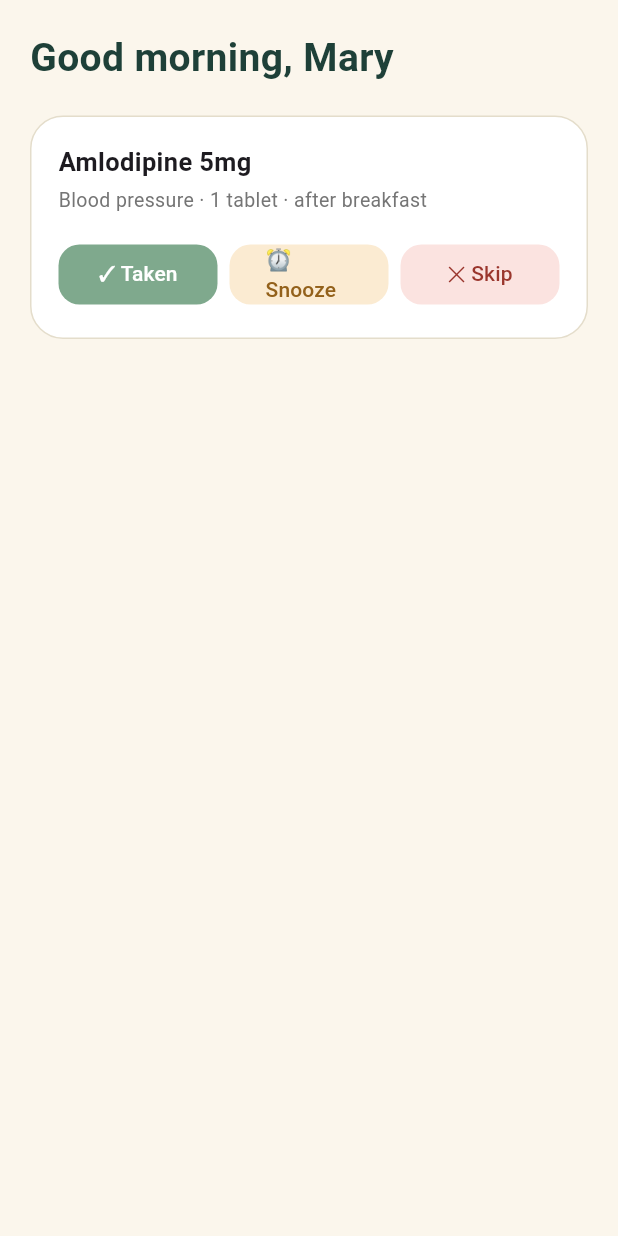
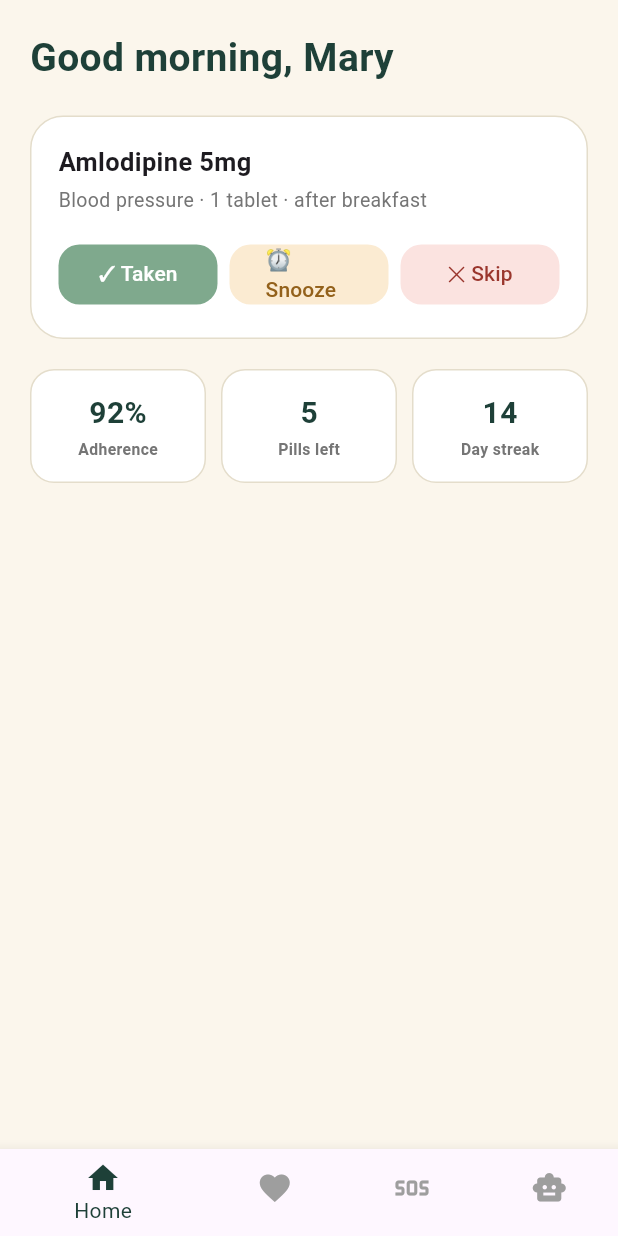
Before and after one commit to TharusiManchanayake/CareMate, a Flutter app: the screen it shows after launch, on a phone screen of 412 x 824 dp. Run offline on Flutter 3.47's test engine with Material 3 defaults, Android fonts, the phone set to English and light mode, and no system bars.

Commit message:
Add bottom nav with IndexedStack, placeholder tabs for Health/SOS/AI

```diff
--- a/lib/main.dart
+++ b/lib/main.dart
@@ -17,8 +17,6 @@ class CareMateApp extends StatelessWidget {
   }
 }
 
-// StatefulWidget = a widget that has data (state) that can change
-// over time and needs to redraw itself when that data changes.
 class HomeScreen extends StatefulWidget {
   const HomeScreen({super.key});
 
@@ -26,20 +24,52 @@ class HomeScreen extends StatefulWidget {
   State<HomeScreen> createState() => _HomeScreenState();
 }
 
-// The "State" class holds the actual data and the build() method.
-// Notice: it's a separate class from HomeScreen itself — this is
-// Flutter's pattern, always two classes for a StatefulWidget.
 class _HomeScreenState extends State<HomeScreen> {
-  // This variable is our "state" — when it changes, we want the
-  // screen to redraw to reflect the new value.
   bool _isTaken = false;
+  int _selectedNavIndex = 0;
 
   @override
   Widget build(BuildContext context) {
     return Scaffold(
       backgroundColor: const Color(0xFFFBF6EC),
+
+      // IndexedStack shows only the child at `index`, but keeps all
+      // children alive in memory — switching tabs is instant and
+      // doesn't lose any state on the screens you switch away from.
       body: SafeArea(
-        child: Padding(
+        child: IndexedStack(
+          index: _selectedNavIndex,
+          children: [
+            _buildHomeTab(),
+            _placeholderTab('Health', Icons.favorite, const Color(0xFF7FA98D)),
+            _placeholderTab('Emergency SOS', Icons.sos, const Color(0xFFD2574C)),
+            _placeholderTab('AI Assistant', Icons.smart_toy, const Color(0xFFE9A23B)),
+          ],
+        ),
+      ),
+
+      bottomNavigationBar: BottomNavigationBar(
+        currentIndex: _selectedNavIndex,
+        selectedItemColor: const Color(0xFF1E4038),
+        unselectedItemColor: Colors.grey,
+        onTap: (index) {
+          setState(() {
+            _selectedNavIndex = index;
+          });
+        },
+        items: const [
+          BottomNavigationBarItem(icon: Icon(Icons.home), label: 'Home'),
+          BottomNavigationBarItem(icon: Icon(Icons.favorite), label: 'Health'),
+          BottomNavigationBarItem(icon: Icon(Icons.sos), label: 'SOS'),
+          BottomNavigationBarItem(icon: Icon(Icons.smart_toy), label: 'AI'),
+        ],
+      ),
+    );
+  }
+
+  // ---- The real Home tab content (everything we built so far) ----
+  Widget _buildHomeTab() {
+    return Padding(
       padding: const EdgeInsets.all(20),
       child: Column(
         crossAxisAlignment: CrossAxisAlignment.start,
@@ -73,9 +103,6 @@ class _HomeScreenState extends State<HomeScreen> {
                   style: TextStyle(fontSize: 13, color: Colors.grey[600]),
                 ),
                 const SizedBox(height: 16),
-
-                    // Conditional UI: show either the status message
-                    // OR the three buttons, depending on _isTaken.
                 if (_isTaken)
                   Container(
                     padding: const EdgeInsets.symmetric(vertical: 12),
@@ -99,8 +126,6 @@ class _HomeScreenState extends State<HomeScreen> {
                       Expanded(
                         child: ElevatedButton(
                           onPressed: () {
-                                // setState() tells Flutter: "data
-                                // changed, please rebuild this widget"
                             setState(() {
                               _isTaken = true;
                             });
@@ -151,10 +176,74 @@ class _HomeScreenState extends State<HomeScreen> {
               ],
             ),
           ),
+          const SizedBox(height: 20),
+          Row(
+            children: [
+              _statChip('92%', 'Adherence'),
+              const SizedBox(width: 10),
+              _statChip('5', 'Pills left'),
+              const SizedBox(width: 10),
+              _statChip('14', 'Day streak'),
             ],
           ),
+        ],
+      ),
+    );
+  }
+
+  Widget _statChip(String number, String label) {
+    return Expanded(
+      child: Container(
+        padding: const EdgeInsets.symmetric(vertical: 14),
+        decoration: BoxDecoration(
+          color: Colors.white,
+          border: Border.all(color: const Color(0xFFE4DDCB)),
+          borderRadius: BorderRadius.circular(16),
+        ),
+        child: Column(
+          children: [
+            Text(
+              number,
+              style: const TextStyle(
+                fontSize: 20,
+                fontWeight: FontWeight.w600,
+                color: Color(0xFF1E4038),
+              ),
+            ),
+            const SizedBox(height: 2),
+            Text(
+              label,
+              style: TextStyle(
+                fontSize: 10.5,
+                fontWeight: FontWeight.w600,
+                color: Colors.grey[600],
+              ),
+            ),
+          ],
         ),
       ),
     );
   }
+
+  // ---- Simple placeholder for tabs we haven't built yet ----
+  Widget _placeholderTab(String label, IconData icon, Color color) {
+    return Center(
+      child: Column(
+        mainAxisAlignment: MainAxisAlignment.center,
+        children: [
+          Icon(icon, size: 48, color: color),
+          const SizedBox(height: 12),
+          Text(
+            label,
+            style: const TextStyle(fontSize: 18, fontWeight: FontWeight.bold),
+          ),
+          const SizedBox(height: 4),
+          Text(
+            'Coming soon',
+            style: TextStyle(color: Colors.grey[500]),
+          ),
+        ],
+      ),
+    );
   }
+}
```
Lines whose indentation alone changed are shown as unchanged.
